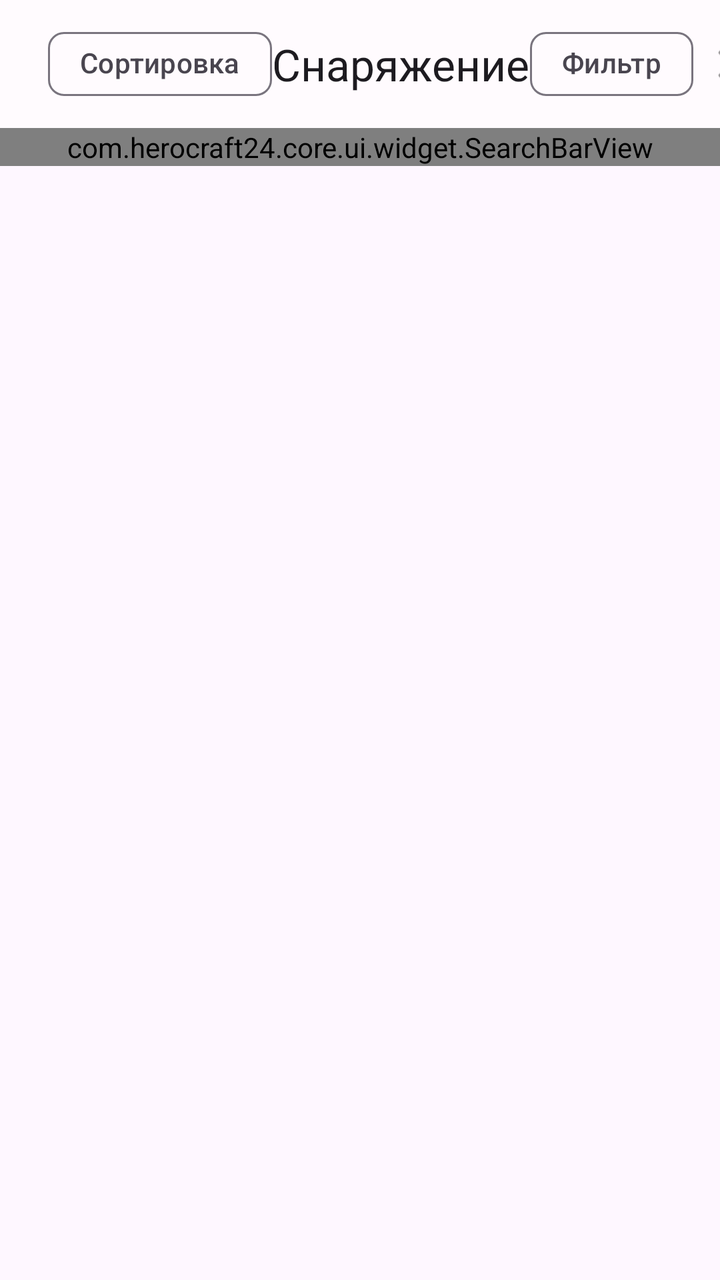
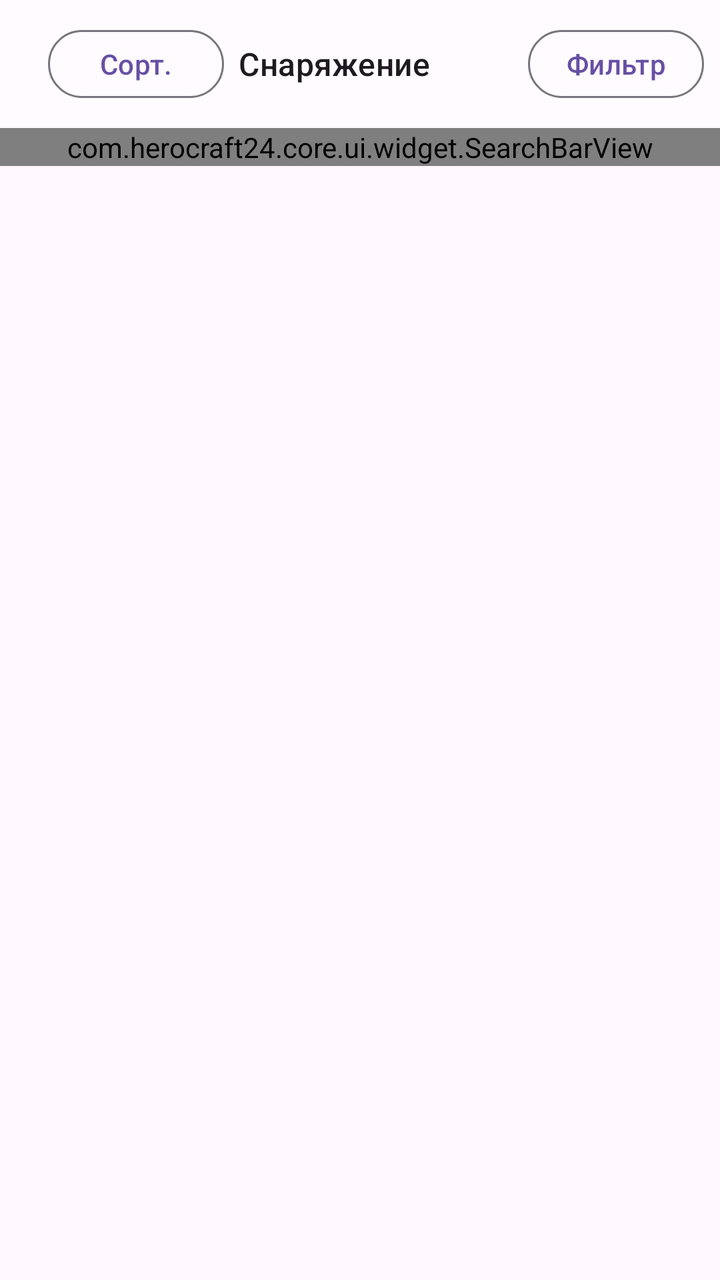

Screens rendered from an Android XML layout before and after an edit, with the pre-edit source and the edit as a unified diff.
<!-- AndroidManifest.xml: another module's application theme Theme.HeroCraft24 -->
<!-- res/layout/fragment_equipment_list.xml -->
<?xml version="1.0" encoding="utf-8"?>
<LinearLayout xmlns:android="http://schemas.android.com/apk/res/android"
    xmlns:app="http://schemas.android.com/apk/res-auto"
    android:layout_width="match_parent"
    android:layout_height="match_parent"
    android:orientation="vertical">

    <com.google.android.material.appbar.MaterialToolbar
        android:id="@+id/toolbar"
        android:layout_width="match_parent"
        android:layout_height="?attr/actionBarSize"
        android:background="?attr/colorSurface">
        <LinearLayout
            android:layout_width="match_parent"
            android:layout_height="match_parent"
            android:orientation="horizontal"
            android:gravity="center_vertical">

            <com.google.android.material.chip.Chip
                android:id="@+id/chip_sort"
                android:layout_width="wrap_content"
                android:layout_height="wrap_content"
                android:text="Сортировка"
                style="@style/Widget.Material3.Chip.Suggestion"
                android:layout_marginStart="8dp" />

            <Space
                android:layout_width="0dp"
                android:layout_height="1dp"
                android:layout_weight="1" />

            <TextView
                android:id="@+id/toolbar_title"
                android:layout_width="wrap_content"
                android:layout_height="wrap_content"
                android:gravity="center"
                android:text="Снаряжение"
                android:textAppearance="?attr/textAppearanceTitleLarge"
                android:maxLines="1" />

            <Space
                android:layout_width="0dp"
                android:layout_height="1dp"
                android:layout_weight="1" />

            <com.google.android.material.chip.Chip
                android:id="@+id/chip_filter"
                android:layout_width="wrap_content"
                android:layout_height="wrap_content"
                android:text="Фильтр"
                style="@style/Widget.Material3.Chip.Suggestion" />

            <ImageView
                android:id="@+id/btn_clear_filters"
                android:layout_width="40dp"
                android:layout_height="40dp"
                android:src="@android:drawable/ic_menu_close_clear_cancel"
                android:contentDescription="Сбросить фильтры"
                android:padding="8dp"
                android:layout_marginEnd="4dp" />
        </LinearLayout>
    </com.google.android.material.appbar.MaterialToolbar>

    <com.herocraft24.core.ui.widget.SearchBarView
        android:id="@+id/search_bar"
        android:layout_width="match_parent"
        android:layout_height="wrap_content" />

    <FrameLayout
        android:id="@+id/content_container"
        android:layout_width="match_parent"
        android:layout_height="0dp"
        android:layout_weight="1">

        <androidx.recyclerview.widget.RecyclerView
            android:id="@+id/recycler_view"
            android:layout_width="match_parent"
            android:layout_height="match_parent"
            android:clipToPadding="false"
            android:paddingTop="4dp"
            android:paddingBottom="8dp" />

    </FrameLayout>

</LinearLayout>
<!-- resources referenced by this layout -->
<resources>
  <style name="Theme.HeroCraft24" parent="Theme.Material3.DayNight.NoActionBar">
          <item name="colorPrimary">@color/md_theme_primary</item>
          <item name="colorOnPrimary">@color/md_theme_on_primary</item>
          <item name="colorPrimaryContainer">@color/md_theme_primary_container</item>
          <item name="colorOnPrimaryContainer">@color/md_theme_on_primary_container</item>
          <item name="colorSecondary">@color/md_theme_secondary</item>
          <item name="colorOnSecondary">@color/md_theme_on_secondary</item>
          <item name="colorSecondaryContainer">@color/md_theme_secondary_container</item>
          <item name="colorOnSecondaryContainer">@color/md_theme_on_secondary_container</item>
          <item name="colorSurface">@color/md_theme_surface</item>
          <item name="colorOnSurface">@color/md_theme_on_surface</item>
          <item name="colorSurfaceVariant">@color/md_theme_surface_variant</item>
          <item name="colorOnSurfaceVariant">@color/md_theme_on_surface_variant</item>
          <item name="colorError">@color/md_theme_error</item>
          <item name="colorOnError">@color/md_theme_on_error</item>
          <item name="android:statusBarColor">@android:color/transparent</item>
          <item name="android:navigationBarColor">@android:color/transparent</item>
      </style>
  <color name="md_theme_primary">#6750A4</color>
  <color name="md_theme_on_primary">#FFFFFF</color>
  <color name="md_theme_primary_container">#EADDFF</color>
  <color name="md_theme_on_primary_container">#21005D</color>
  <color name="md_theme_secondary">#625B71</color>
  <color name="md_theme_on_secondary">#FFFFFF</color>
  <color name="md_theme_secondary_container">#E8DEF8</color>
  <color name="md_theme_on_secondary_container">#1D192B</color>
  <color name="md_theme_surface">#FFFBFE</color>
  <color name="md_theme_on_surface">#1C1B1F</color>
  <color name="md_theme_surface_variant">#E7E0EC</color>
  <color name="md_theme_on_surface_variant">#49454F</color>
  <color name="md_theme_error">#B3261E</color>
  <color name="md_theme_on_error">#FFFFFF</color>
</resources>

<!-- the commit's change to res/layout/fragment_equipment_list.xml (unified diff, before → after) -->
@@ -16,48 +16,48 @@
             android:orientation="horizontal"
             android:gravity="center_vertical">
 
-            <com.google.android.material.chip.Chip
-                android:id="@+id/chip_sort"
+            <com.google.android.material.button.MaterialButton
+                android:id="@+id/btn_sort"
+                style="@style/Widget.Material3.Button.OutlinedButton"
                 android:layout_width="wrap_content"
-                android:layout_height="wrap_content"
-                android:text="Сортировка"
-                style="@style/Widget.Material3.Chip.Suggestion"
-                android:layout_marginStart="8dp" />
-
-            <Space
-                android:layout_width="0dp"
-                android:layout_height="1dp"
-                android:layout_weight="1" />
+                android:layout_height="42dp"
+                android:layout_marginStart="8dp"
+                android:text="Сорт."
+                android:paddingStart="6dp"
+                android:paddingEnd="6dp"
+                android:checkable="false"
+                app:rippleColor="@android:color/transparent" />
 
             <TextView
                 android:id="@+id/toolbar_title"
-                android:layout_width="wrap_content"
+                android:layout_width="0dp"
                 android:layout_height="wrap_content"
+                android:layout_weight="1"
                 android:gravity="center"
                 android:text="Снаряжение"
-                android:textAppearance="?attr/textAppearanceTitleLarge"
+                android:textAppearance="?attr/textAppearanceTitleMedium"
                 android:maxLines="1" />
-
-            <Space
-                android:layout_width="0dp"
-                android:layout_height="1dp"
-                android:layout_weight="1" />
-
-            <com.google.android.material.chip.Chip
-                android:id="@+id/chip_filter"
-                android:layout_width="wrap_content"
-                android:layout_height="wrap_content"
-                android:text="Фильтр"
-                style="@style/Widget.Material3.Chip.Suggestion" />
 
             <ImageView
                 android:id="@+id/btn_clear_filters"
-                android:layout_width="40dp"
-                android:layout_height="40dp"
+                android:layout_width="42dp"
+                android:layout_height="42dp"
                 android:src="@android:drawable/ic_menu_close_clear_cancel"
                 android:contentDescription="Сбросить фильтры"
-                android:padding="8dp"
-                android:layout_marginEnd="4dp" />
+                android:padding="6dp"
+                android:alpha="0" />
+
+            <com.google.android.material.button.MaterialButton
+                android:id="@+id/btn_filter"
+                style="@style/Widget.Material3.Button.OutlinedButton"
+                android:layout_width="wrap_content"
+                android:layout_height="42dp"
+                android:layout_marginEnd="8dp"
+                android:text="Фильтр"
+                android:paddingStart="6dp"
+                android:paddingEnd="6dp"
+                android:checkable="false"
+                app:rippleColor="@android:color/transparent" />
         </LinearLayout>
     </com.google.android.material.appbar.MaterialToolbar>
 
